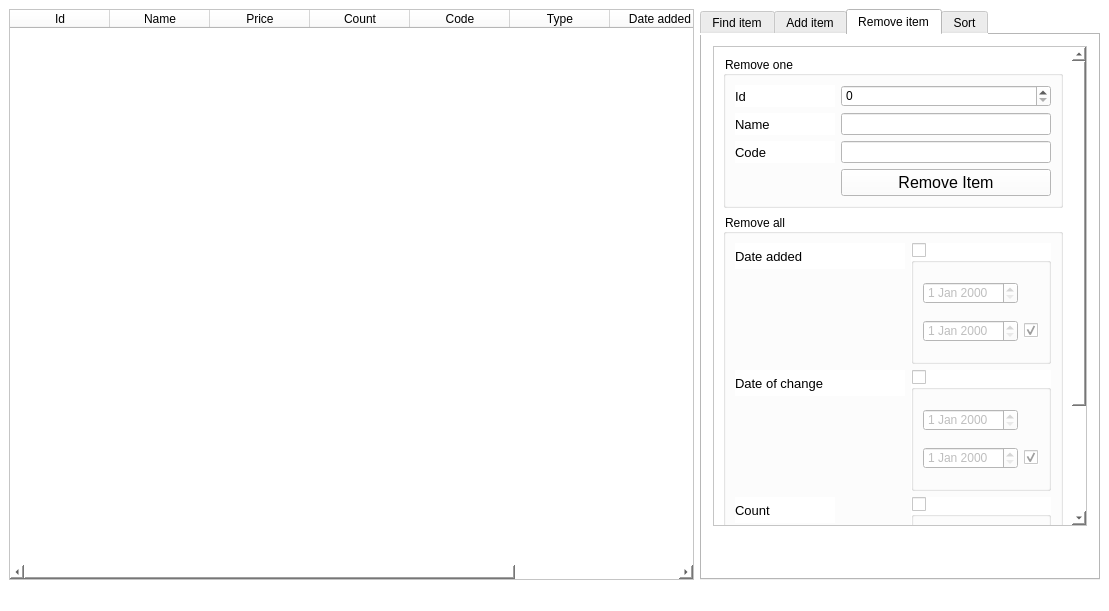
First picture: the form in project/mainwindow.ui, repository MaxLeshchenko06/Project-qt, before the edit.
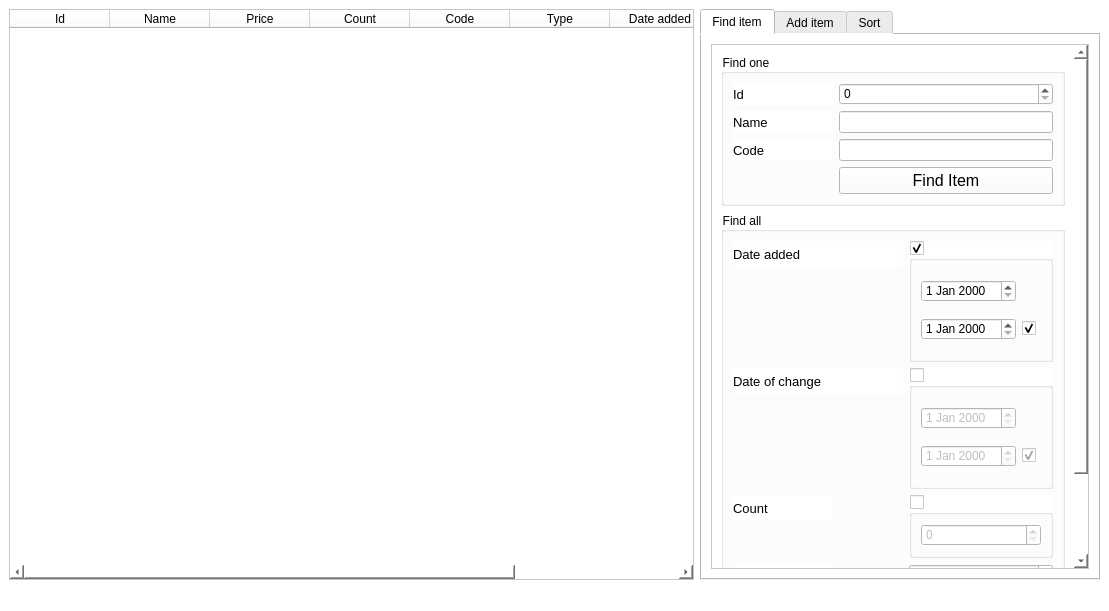
Second picture: the form after the edit. The open tabs and pages were chosen to show the change.

Patch:
```diff
--- a/project/mainwindow.ui
+++ b/project/mainwindow.ui
@@ -20,6 +20,12 @@
    <layout class="QGridLayout" name="gridLayout">
     <item row="0" column="1">
      <widget class="QTabWidget" name="tabWidget">
+      <property name="minimumSize">
+       <size>
+        <width>400</width>
+        <height>0</height>
+       </size>
+      </property>
       <property name="maximumSize">
        <size>
         <width>400</width>
@@ -73,7 +79,7 @@
            <property name="geometry">
             <rect>
              <x>0</x>
-             <y>0</y>
+             <y>-281</y>
              <width>377</width>
              <height>759</height>
             </rect>
@@ -203,7 +209,7 @@
                   <bool>true</bool>
                  </property>
                  <property name="checked">
-                  <bool>false</bool>
+                  <bool>true</bool>
                  </property>
                  <layout class="QGridLayout" name="gridLayout_2">
                   <item row="1" column="0">
@@ -605,430 +611,6 @@
         </item>
        </layout>
       </widget>
-      <widget class="QWidget" name="remove">
-       <attribute name="title">
-        <string>Remove item</string>
-       </attribute>
-       <widget class="QScrollArea" name="scrollArea_2">
-        <property name="geometry">
-         <rect>
-          <x>11</x>
-          <y>11</y>
-          <width>374</width>
-          <height>480</height>
-         </rect>
-        </property>
-        <property name="minimumSize">
-         <size>
-          <width>0</width>
-          <height>300</height>
-         </size>
-        </property>
-        <property name="styleSheet">
-         <string notr="true"/>
-        </property>
-        <property name="verticalScrollBarPolicy">
-         <enum>Qt::ScrollBarAlwaysOn</enum>
-        </property>
-        <property name="horizontalScrollBarPolicy">
-         <enum>Qt::ScrollBarAlwaysOff</enum>
-        </property>
-        <property name="sizeAdjustPolicy">
-         <enum>QAbstractScrollArea::AdjustToContents</enum>
-        </property>
-        <property name="widgetResizable">
-         <bool>true</bool>
-        </property>
-        <widget class="QWidget" name="scrollAreaWidgetContents_3">
-         <property name="geometry">
-          <rect>
-           <x>0</x>
-           <y>0</y>
-           <width>377</width>
-           <height>759</height>
-          </rect>
-         </property>
-         <layout class="QGridLayout" name="gridLayout_8">
-          <item row="0" column="0">
-           <widget class="QGroupBox" name="groupBox_7">
-            <property name="maximumSize">
-             <size>
-              <width>16777215</width>
-              <height>200</height>
-             </size>
-            </property>
-            <property name="title">
-             <string>Remove one</string>
-            </property>
-            <property name="flat">
-             <bool>false</bool>
-            </property>
-            <property name="checkable">
-             <bool>false</bool>
-            </property>
-            <layout class="QFormLayout" name="formLayout_4">
-             <item row="0" column="0">
-              <widget class="QLabel" name="label_14">
-               <property name="minimumSize">
-                <size>
-                 <width>100</width>
-                 <height>0</height>
-                </size>
-               </property>
-               <property name="font">
-                <font>
-                 <pointsize>10</pointsize>
-                </font>
-               </property>
-               <property name="text">
-                <string>Id</string>
-               </property>
-              </widget>
-             </item>
-             <item row="0" column="1">
-              <widget class="QSpinBox" name="spinBox_5">
-               <property name="maximum">
-                <number>99999999</number>
-               </property>
-              </widget>
-             </item>
-             <item row="1" column="0">
-              <widget class="QLabel" name="label_15">
-               <property name="minimumSize">
-                <size>
-                 <width>100</width>
-                 <height>0</height>
-                </size>
-               </property>
-               <property name="font">
-                <font>
-                 <pointsize>10</pointsize>
-                </font>
-               </property>
-               <property name="text">
-                <string>Name</string>
-               </property>
-              </widget>
-             </item>
-             <item row="1" column="1">
-              <widget class="QLineEdit" name="lineEdit_5"/>
-             </item>
-             <item row="2" column="0">
-              <widget class="QLabel" name="label_16">
-               <property name="minimumSize">
-                <size>
-                 <width>100</width>
-                 <height>0</height>
-                </size>
-               </property>
-               <property name="font">
-                <font>
-                 <pointsize>10</pointsize>
-                </font>
-               </property>
-               <property name="text">
-                <string>Code</string>
-               </property>
-              </widget>
-             </item>
-             <item row="2" column="1">
-              <widget class="QLineEdit" name="lineEdit_6"/>
-             </item>
-             <item row="3" column="1">
-              <widget class="QPushButton" name="pushButton_5">
-               <property name="font">
-                <font>
-                 <pointsize>12</pointsize>
-                </font>
-               </property>
-               <property name="text">
-                <string>Remove Item</string>
-               </property>
-              </widget>
-             </item>
-            </layout>
-           </widget>
-          </item>
-          <item row="1" column="0" rowspan="2">
-           <widget class="QGroupBox" name="groupBox_8">
-            <property name="styleSheet">
-             <string notr="true"/>
-            </property>
-            <property name="title">
-             <string>Remove all</string>
-            </property>
-            <layout class="QFormLayout" name="formLayout_5">
-             <item row="1" column="1">
-              <widget class="QGroupBox" name="groupBox_9">
-               <property name="minimumSize">
-                <size>
-                 <width>0</width>
-                 <height>121</height>
-                </size>
-               </property>
-               <property name="title">
-                <string/>
-               </property>
-               <property name="checkable">
-                <bool>true</bool>
-               </property>
-               <property name="checked">
-                <bool>false</bool>
-               </property>
-               <layout class="QGridLayout" name="gridLayout_9">
-                <item row="1" column="0">
-                 <widget class="QDateEdit" name="dateEdit_5">
-                  <property name="minimumSize">
-                   <size>
-                    <width>0</width>
-                    <height>0</height>
-                   </size>
-                  </property>
-                 </widget>
-                </item>
-                <item row="0" column="0">
-                 <widget class="QDateEdit" name="dateEdit_6">
-                  <property name="minimumSize">
-                   <size>
-                    <width>0</width>
-                    <height>0</height>
-                   </size>
-                  </property>
-                 </widget>
-                </item>
-                <item row="1" column="1">
-                 <widget class="QCheckBox" name="checkBox_3">
-                  <property name="text">
-                   <string/>
-                  </property>
-                  <property name="checked">
-                   <bool>true</bool>
-                  </property>
-                 </widget>
-                </item>
-               </layout>
-              </widget>
-             </item>
-             <item row="3" column="1">
-              <widget class="QGroupBox" name="groupBox_10">
-               <property name="minimumSize">
-                <size>
-                 <width>0</width>
-                 <height>121</height>
-                </size>
-               </property>
-               <property name="title">
-                <string/>
-               </property>
-               <property name="checkable">
-                <bool>true</bool>
-               </property>
-               <property name="checked">
-                <bool>false</bool>
-               </property>
-               <layout class="QGridLayout" name="gridLayout_10">
-                <item row="1" column="0">
-                 <widget class="QDateEdit" name="dateEdit_7">
-                  <property name="minimumSize">
-                   <size>
-                    <width>0</width>
-                    <height>0</height>
-                   </size>
-                  </property>
-                 </widget>
-                </item>
-                <item row="0" column="0">
-                 <widget class="QDateEdit" name="dateEdit_8">
-                  <property name="minimumSize">
-                   <size>
-                    <width>0</width>
-                    <height>0</height>
-                   </size>
-                  </property>
-                 </widget>
-                </item>
-                <item row="1" column="1">
-                 <widget class="QCheckBox" name="checkBox_4">
-                  <property name="text">
-                   <string/>
-                  </property>
-                  <property name="checked">
-                   <bool>true</bool>
-                  </property>
-                 </widget>
-                </item>
-               </layout>
-              </widget>
-             </item>
-             <item row="5" column="1">
-              <widget class="QGroupBox" name="groupBox_11">
-               <property name="minimumSize">
-                <size>
-                 <width>0</width>
-                 <height>0</height>
-                </size>
-               </property>
-               <property name="maximumSize">
-                <size>
-                 <width>16777215</width>
-                 <height>16777215</height>
-                </size>
-               </property>
-               <property name="title">
-                <string/>
-               </property>
-               <property name="checkable">
-                <bool>true</bool>
-               </property>
-               <property name="checked">
-                <bool>false</bool>
-               </property>
-               <layout class="QGridLayout" name="gridLayout_15">
-                <item row="0" column="0">
-                 <widget class="QSpinBox" name="spinBox_6">
-                  <property name="maximum">
-                   <number>99999999</number>
-                  </property>
-                 </widget>
-                </item>
-               </layout>
-              </widget>
-             </item>
-             <item row="7" column="1">
-              <widget class="QDoubleSpinBox" name="doubleSpinBox_2">
-               <property name="maximum">
-                <double>1000000.000000000000000</double>
-               </property>
-              </widget>
-             </item>
-             <item row="11" column="1">
-              <widget class="QPushButton" name="pushButton_6">
-               <property name="font">
-                <font>
-                 <pointsize>12</pointsize>
-                </font>
-               </property>
-               <property name="text">
-                <string>Remove Items</string>
-               </property>
-              </widget>
-             </item>
-             <item row="10" column="0">
-              <widget class="QLabel" name="label_17">
-               <property name="minimumSize">
-                <size>
-                 <width>100</width>
-                 <height>0</height>
-                </size>
-               </property>
-               <property name="font">
-                <font>
-                 <pointsize>10</pointsize>
-                </font>
-               </property>
-               <property name="text">
-                <string>Type</string>
-               </property>
-              </widget>
-             </item>
-             <item row="7" column="0">
-              <widget class="QLabel" name="label_18">
-               <property name="minimumSize">
-                <size>
-                 <width>100</width>
-                 <height>0</height>
-                </size>
-               </property>
-               <property name="font">
-                <font>
-                 <pointsize>10</pointsize>
-                </font>
-               </property>
-               <property name="text">
-                <string>Price</string>
-               </property>
-              </widget>
-             </item>
-             <item row="5" column="0">
-              <widget class="QLabel" name="label_19">
-               <property name="minimumSize">
-                <size>
-                 <width>100</width>
-                 <height>0</height>
-                </size>
-               </property>
-               <property name="font">
-                <font>
-                 <pointsize>10</pointsize>
-                </font>
-               </property>
-               <property name="text">
-                <string>Count</string>
-               </property>
-              </widget>
-             </item>
-             <item row="3" column="0">
-              <widget class="QLabel" name="label_20">
-               <property name="minimumSize">
-                <size>
-                 <width>170</width>
-                 <height>0</height>
-                </size>
-               </property>
-               <property name="font">
-                <font>
-                 <pointsize>10</pointsize>
-                </font>
-               </property>
-               <property name="text">
-                <string>Date of change</string>
-               </property>
-              </widget>
-             </item>
-             <item row="1" column="0">
-              <widget class="QLabel" name="label_21">
-               <property name="minimumSize">
-                <size>
-                 <width>170</width>
-                 <height>0</height>
-                </size>
-               </property>
-               <property name="font">
-                <font>
-                 <pointsize>10</pointsize>
-                </font>
-               </property>
-               <property name="text">
-                <string>Date added</string>
-               </property>
-              </widget>
-             </item>
-             <item row="10" column="1">
-              <widget class="QComboBox" name="comboBox_3">
-               <item>
-                <property name="text">
-                 <string>None</string>
-                </property>
-               </item>
-               <item>
-                <property name="text">
-                 <string>Food</string>
-                </property>
-               </item>
-               <item>
-                <property name="text">
-                 <string>Other</string>
-                </property>
-               </item>
-              </widget>
-             </item>
-            </layout>
-           </widget>
-          </item>
-         </layout>
-        </widget>
-       </widget>
-      </widget>
       <widget class="QWidget" name="sort">
        <attribute name="title">
         <string>Sort</string>
```
Left out of the diff: 45 changed lines with no effect on the pictures.
